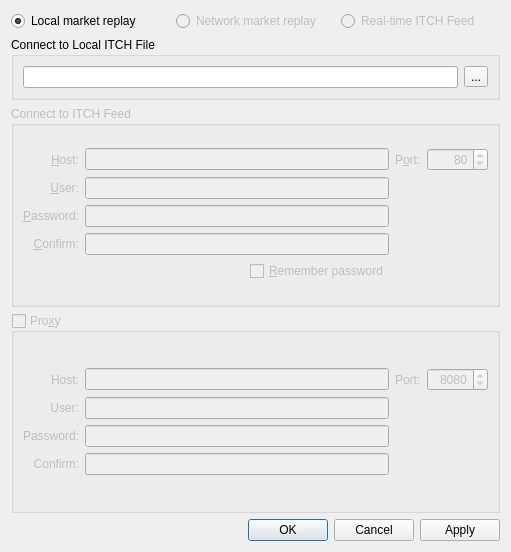
First picture: the form in GUI/dialogs/connDialog.ui, repository geneidy/QuantServer, before the edit.
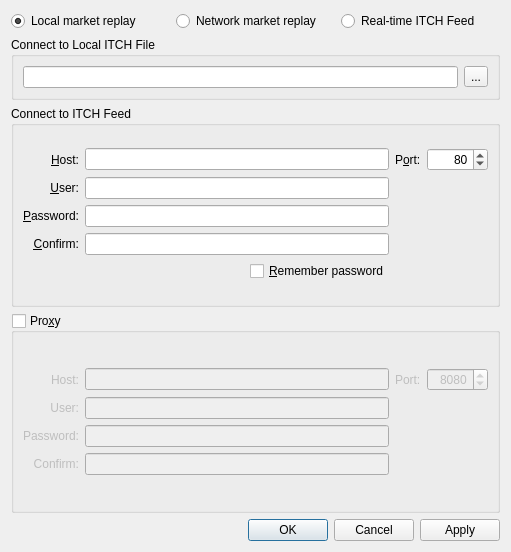
Second picture: the form after the edit.

Diff of the .ui file:
```diff
--- a/GUI/dialogs/connDialog.ui
+++ b/GUI/dialogs/connDialog.ui
@@ -29,7 +29,7 @@
      <item>
       <widget class="QRadioButton" name="radioButton_2">
        <property name="enabled">
-        <bool>false</bool>
+        <bool>true</bool>
        </property>
        <property name="text">
         <string>Network market replay</string>
@@ -39,7 +39,7 @@
      <item>
       <widget class="QRadioButton" name="radioButton_3">
        <property name="enabled">
-        <bool>false</bool>
+        <bool>true</bool>
        </property>
        <property name="text">
         <string>Real-time ITCH Feed</string>
@@ -84,7 +84,7 @@
    <item row="2" column="0">
     <widget class="QGroupBox" name="networkITCH">
      <property name="enabled">
-      <bool>false</bool>
+      <bool>true</bool>
      </property>
      <property name="title">
       <string>Connect to ITCH Feed</string>
@@ -224,7 +224,7 @@
    <item row="3" column="0">
     <widget class="QGroupBox" name="proxy">
      <property name="enabled">
-      <bool>false</bool>
+      <bool>true</bool>
      </property>
      <property name="toolTip">
       <string>Enable network proxy</string>
```
Left out of the diff: 2 changed lines with no effect on the pictures.
